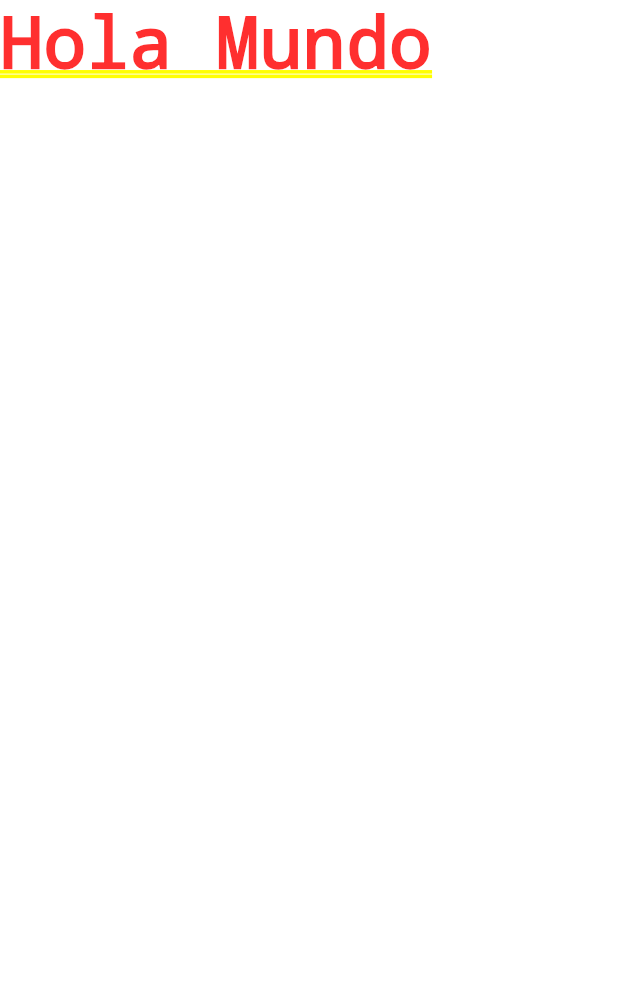
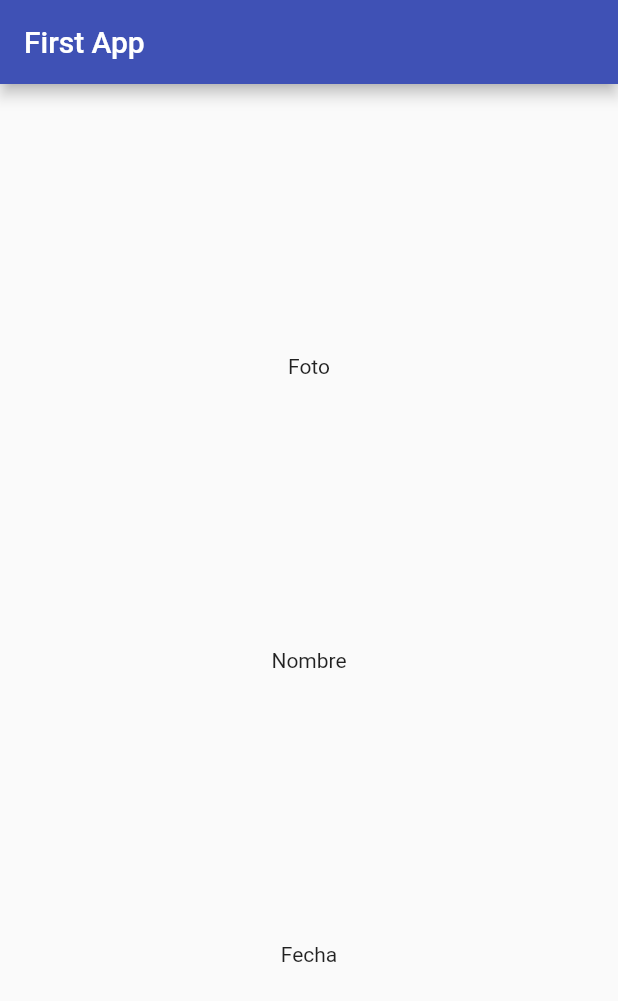
Before and after one commit to Lisito11/simple_app, a Flutter app: the screen it shows after launch, on a phone screen of 412 x 824 dp. Shown: the top 1001 px of the screen. Run offline on Flutter 3.47's test engine with Material 2 defaults, Android fonts, the phone set to English and light mode, and no system bars.

Commit message:
Add 3 new widgets

```diff
--- a/lib/src/pages/home_screen.dart
+++ b/lib/src/pages/home_screen.dart
@@ -4,6 +4,23 @@ import 'package:flutter/material.dart';
 class HomeScreen extends StatelessWidget {
   @override
   Widget build(BuildContext context) {
-    return Container(child: Text('Hola Mundo'),);
+    return Scaffold(
+      appBar: AppBar(
+        centerTitle: false,
+        title: Text('First App'),
+      ),
+      body: Center(
+        child: Container(
+          child: Column(
+            mainAxisAlignment: MainAxisAlignment.spaceEvenly,
+            children: [
+              Text('Foto'),
+              Text('Nombre'),
+              Text('Fecha')
+            ],
+          ),
+        ),
+      ),
+    );
   }
 }
```
